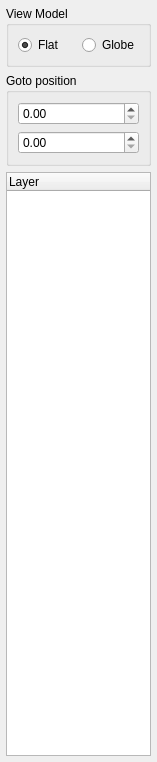
First picture: the form in programs/gaia/ControlWidget.ui, repository AMDmi3/gaia-legacy, before the edit.
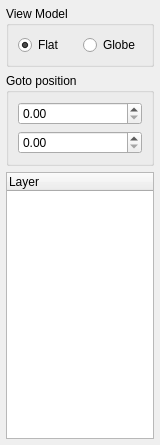
Second picture: the form after the edit. Custom widgets are drawn as their Qt base class.

Commit message: Wee, I've been told how to make control widget appear smaller when app starts

```diff
--- a/programs/gaia/ControlWidget.ui
+++ b/programs/gaia/ControlWidget.ui
@@ -5,10 +5,16 @@
    <rect>
     <x>0</x>
     <y>0</y>
-    <width>157</width>
-    <height>762</height>
+    <width>160</width>
+    <height>445</height>
    </rect>
   </property>
+  <property name="minimumSize" >
+   <size>
+    <width>160</width>
+    <height>300</height>
+   </size>
+  </property>
   <property name="windowTitle" >
    <string>Gaia Controls</string>
   </property>
```
The commit also changes 2 other files.
